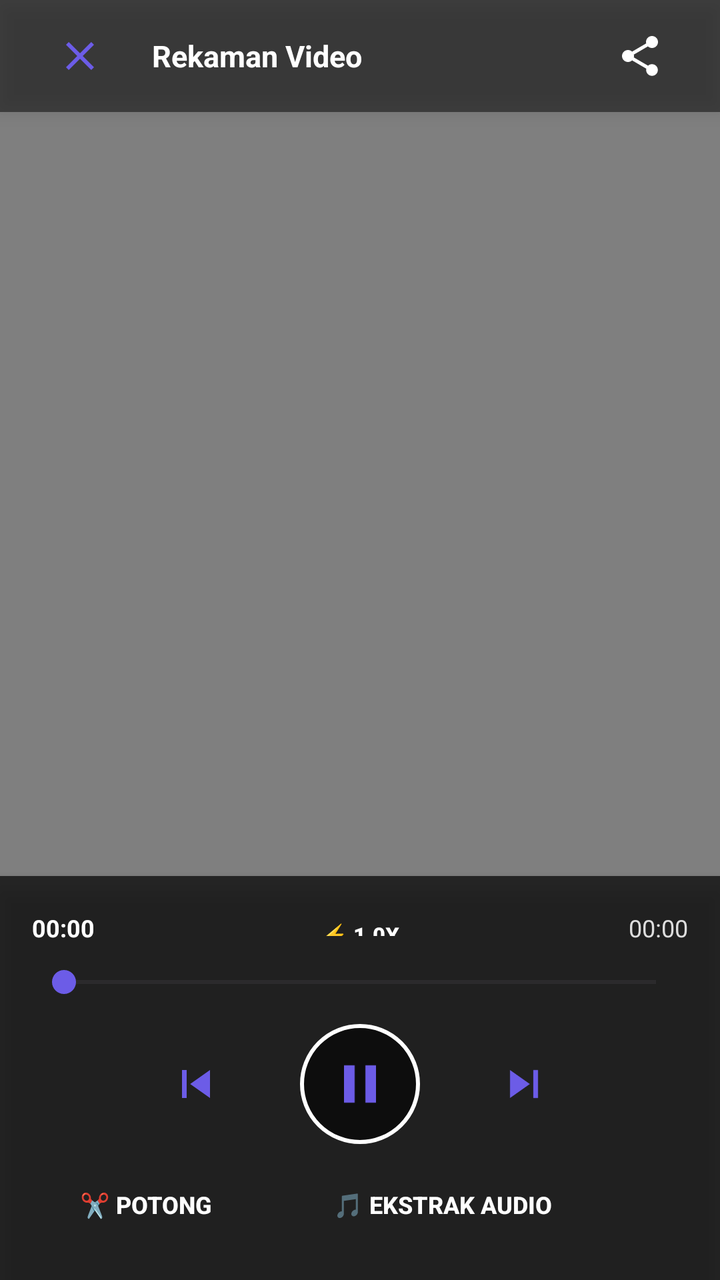
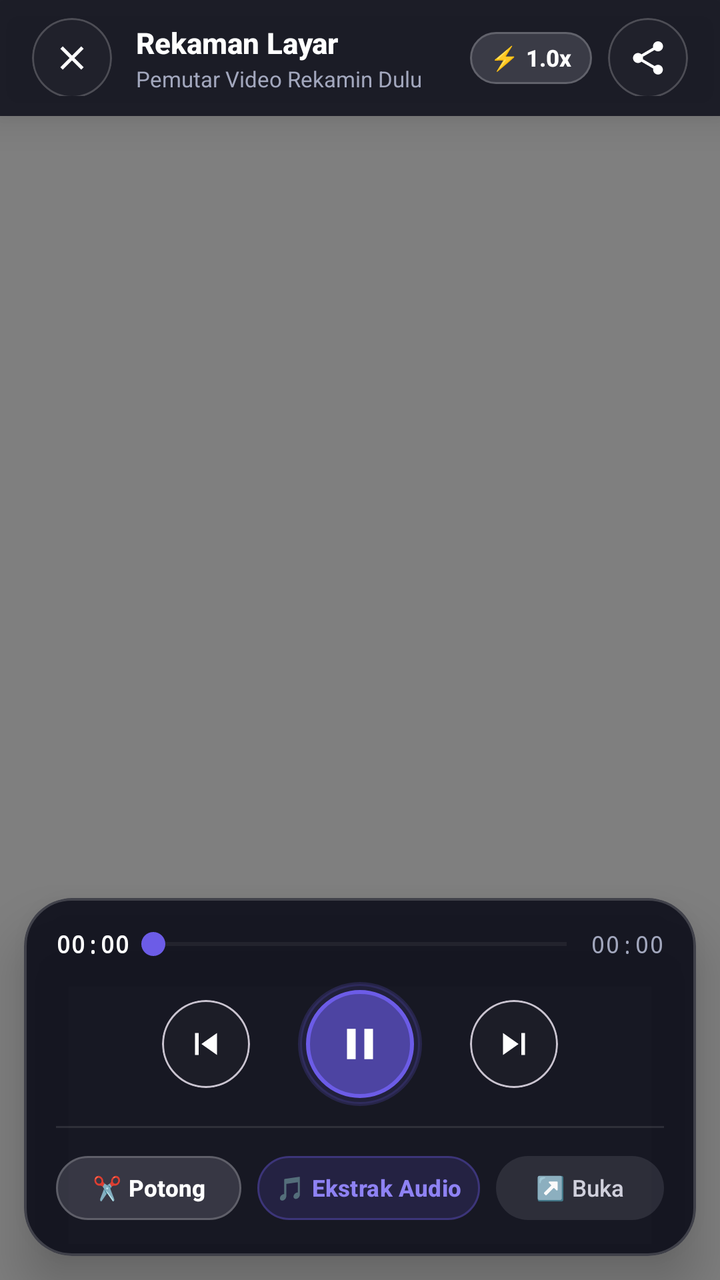

The first picture is an Android layout as it rendered before a commit; the second is the same layout after the commit. The layout source and the unified diff follow.
<!-- AndroidManifest.xml: application theme Theme.RekaminDulu -->
<!-- res/layout/player_screen.xml -->
<?xml version="1.0" encoding="utf-8"?>
<androidx.constraintlayout.widget.ConstraintLayout xmlns:android="http://schemas.android.com/apk/res/android"
    xmlns:app="http://schemas.android.com/apk/res-auto"
    android:layout_width="match_parent"
    android:layout_height="match_parent"
    android:background="#000000">

    
    <VideoView
        android:id="@+id/video_view"
        android:layout_width="match_parent"
        android:layout_height="match_parent"
        app:layout_constraintBottom_toBottomOf="parent"
        app:layout_constraintEnd_toEndOf="parent"
        app:layout_constraintStart_toStartOf="parent"
        app:layout_constraintTop_toTopOf="parent" />

    
    <RelativeLayout
        android:id="@+id/player_top_bar"
        android:layout_width="match_parent"
        android:layout_height="56dp"
        android:background="#80000000"
        android:elevation="6dp"
        android:paddingHorizontal="16dp"
        app:layout_constraintTop_toTopOf="parent">

        <ImageView
            android:id="@+id/btn_player_back"
            android:layout_width="48dp"
            android:layout_height="48dp"
            android:layout_alignParentStart="true"
            android:layout_centerVertical="true"
            android:background="?attr/selectableItemBackgroundBorderless"
            android:contentDescription="Kembali"
            android:padding="12dp"
            android:src="@drawable/ic_close" />

        <TextView
            android:id="@+id/player_video_title"
            android:layout_width="0dp"
            android:layout_height="wrap_content"
            android:layout_centerVertical="true"
            android:layout_marginHorizontal="12dp"
            android:layout_toStartOf="@id/btn_player_share"
            android:layout_toEndOf="@id/btn_player_back"
            android:ellipsize="middle"
            android:singleLine="true"
            android:text="Rekaman Video"
            android:textColor="#FFFFFF"
            android:textSize="15sp"
            android:textStyle="bold" />

        <ImageView
            android:id="@+id/btn_player_share"
            android:layout_width="48dp"
            android:layout_height="48dp"
            android:layout_alignParentEnd="true"
            android:layout_centerVertical="true"
            android:background="?attr/selectableItemBackgroundBorderless"
            android:contentDescription="Bagikan"
            android:padding="12dp"
            android:src="@drawable/ic_share" />
    </RelativeLayout>

    
    <LinearLayout
        android:id="@+id/player_bottom_panel"
        android:layout_width="match_parent"
        android:layout_height="wrap_content"
        android:background="#B3000000"
        android:elevation="6dp"
        android:orientation="vertical"
        android:paddingHorizontal="16dp"
        android:paddingTop="12dp"
        android:paddingBottom="20dp"
        app:layout_constraintBottom_toBottomOf="parent">

        
        <RelativeLayout
            android:layout_width="match_parent"
            android:layout_height="wrap_content"
            android:layout_marginBottom="4dp">

            <TextView
                android:id="@+id/current_time"
                android:layout_width="wrap_content"
                android:layout_height="wrap_content"
                android:layout_alignParentStart="true"
                android:layout_centerVertical="true"
                android:text="00:00"
                android:textColor="#FFFFFF"
                android:textSize="12sp"
                android:textStyle="bold" />

            <Button
                android:id="@+id/btn_playback_speed"
                style="?android:attr/borderlessButtonStyle"
                android:layout_width="wrap_content"
                android:layout_height="28dp"
                android:layout_centerInParent="true"
                android:paddingHorizontal="10dp"
                android:text="⚡ 1.0x"
                android:textColor="#FFFFFF"
                android:textSize="11sp"
                android:textStyle="bold" />

            <TextView
                android:id="@+id/total_time"
                android:layout_width="wrap_content"
                android:layout_height="wrap_content"
                android:layout_alignParentEnd="true"
                android:layout_centerVertical="true"
                android:text="00:00"
                android:textColor="#DDDDDD"
                android:textSize="12sp" />
        </RelativeLayout>

        
        <SeekBar
            android:id="@+id/seek_bar"
            android:layout_width="match_parent"
            android:layout_height="wrap_content"
            android:layout_marginBottom="12dp"
            android:max="100"
            android:progress="0"
            android:progressTint="@color/colorPrimary"
            android:thumbTint="@color/colorPrimary" />

        
        <LinearLayout
            android:layout_width="match_parent"
            android:layout_height="wrap_content"
            android:gravity="center"
            android:orientation="horizontal">

            <ImageView
                android:id="@+id/btn_rewind"
                android:layout_width="48dp"
                android:layout_height="48dp"
                android:background="?attr/selectableItemBackgroundBorderless"
                android:contentDescription="Mundur 10 detik"
                android:padding="10dp"
                android:src="@drawable/ic_previous" />

            <ImageView
                android:id="@+id/play_pause_btn"
                android:layout_width="60dp"
                android:layout_height="60dp"
                android:layout_marginHorizontal="28dp"
                android:background="@drawable/ic_play_circle_bg"
                android:contentDescription="Putar / Jeda"
                android:padding="14dp"
                android:src="@drawable/ic_pause" />

            <ImageView
                android:id="@+id/btn_forward"
                android:layout_width="48dp"
                android:layout_height="48dp"
                android:background="?attr/selectableItemBackgroundBorderless"
                android:contentDescription="Maju 10 detik"
                android:padding="10dp"
                android:src="@drawable/ic_next" />
        </LinearLayout>

        
        <LinearLayout
            android:layout_width="match_parent"
            android:layout_height="wrap_content"
            android:layout_marginTop="12dp"
            android:gravity="center"
            android:orientation="horizontal">

            <Button
                android:id="@+id/btn_player_trim_shortcut"
                style="?android:attr/borderlessButtonStyle"
                android:layout_width="wrap_content"
                android:layout_height="36dp"
                android:text="✂️ Potong"
                android:textColor="#FFFFFF"
                android:textSize="12sp"
                android:textStyle="bold" />

            <View
                android:layout_width="12dp"
                android:layout_height="1dp" />

            <Button
                android:id="@+id/btn_player_extract_audio"
                style="?android:attr/borderlessButtonStyle"
                android:layout_width="wrap_content"
                android:layout_height="36dp"
                android:text="🎵 Ekstrak Audio"
                android:textColor="#FFFFFF"
                android:textSize="12sp"
                android:textStyle="bold" />

            <View
                android:layout_width="12dp"
                android:layout_height="1dp" />

            <Button
                android:id="@+id/btn_player_open_external"
                style="?android:attr/borderlessButtonStyle"
                android:layout_width="wrap_content"
                android:layout_height="36dp"
                android:text="↗️ Eksternal"
                android:textColor="#FFFFFF"
                android:textSize="12sp" />
        </LinearLayout>
    </LinearLayout>

</androidx.constraintlayout.widget.ConstraintLayout>
<!-- resources referenced by this layout -->
<resources>
  <color name="colorPrimary">#6C5CE7</color>
  <!-- drawable ic_close (drawable) -->
  <vector xmlns:android="http://schemas.android.com/apk/res/android"
      android:width="24dp"
      android:height="24dp"
      android:viewportWidth="24"
      android:viewportHeight="24">
      <path
          android:fillColor="#FF3838"
          android:pathData="M19,6.41L17.59,5 12,10.59 6.41,5 5,6.41 10.59,12 5,17.59 6.41,19 12,13.41 17.59,19 19,17.59 13.41,12z"/>
  </vector>
  <!-- drawable ic_next (drawable) -->
  <vector xmlns:android="http://schemas.android.com/apk/res/android"
      android:width="24dp"
      android:height="24dp"
      android:viewportWidth="24"
      android:viewportHeight="24">
      <path
          android:fillColor="#6C5CE7"
          android:pathData="M10,6L8.59,7.41 13.17,12l-4.58,4.59L10,18l6,-6z"/>
  </vector>
  <!-- drawable ic_pause (drawable) -->
  <vector xmlns:android="http://schemas.android.com/apk/res/android"
      android:width="24dp"
      android:height="24dp"
      android:viewportWidth="24"
      android:viewportHeight="24">
      <path
          android:fillColor="#6C5CE7"
          android:pathData="M6,19h4V5H6v14zm8,-14v14h4V5h-4z"/>
  </vector>
  <!-- drawable ic_play_circle_bg (drawable) -->
  <?xml version="1.0" encoding="utf-8"?>
  <shape xmlns:android="http://schemas.android.com/apk/res/android"
      android:shape="oval">
      <solid android:color="#99000000" />
      <stroke
          android:width="2dp"
          android:color="#FFFFFF" />
  </shape>
  <!-- drawable ic_previous (drawable-mdpi) -->
  <vector xmlns:android="http://schemas.android.com/apk/res/android"
      android:width="24dp"
      android:height="24dp"
      android:viewportWidth="24"
      android:viewportHeight="24">
      <path
          android:fillColor="#6C5CE7"
          android:pathData="M6,6h2v12H6zm3.5,6l8.5,6V6z"/>
  </vector>
  <!-- drawable ic_share (drawable) -->
  <vector xmlns:android="http://schemas.android.com/apk/res/android"
      android:width="24dp"
      android:height="24dp"
      android:viewportWidth="24"
      android:viewportHeight="24">
    <path
        android:fillColor="#FFFFFFFF"
        android:pathData="M18,16.08c-0.76,0 -1.44,0.3 -1.96,0.77L8.91,12.7c0.05,-0.23 0.09,-0.46 0.09,-0.7s-0.04,-0.47 -0.09,-0.7l7.05,-4.11c0.54,0.5 1.25,0.81 2.04,0.81 1.66,0 3,-1.34 3,-3s-1.34,-3 -3,-3 -3,1.34 -3,3c0,0.24 0.04,0.47 0.09,0.7L8.04,9.81C7.5,9.31 6.79,9 6,9c-1.66,0 -3,1.34 -3,3s1.34,3 3,3c0.79,0 1.5,-0.31 2.04,-0.81l7.12,4.16c-0.05,0.21 -0.08,0.43 -0.08,0.65 0,1.61 1.31,2.92 2.92,2.92s2.92,-1.31 2.92,-2.92c0,-1.61 -1.31,-2.92 -2.92,-2.92z"/>
  </vector>
  <style name="Theme.RekaminDulu" parent="Theme.Material3.DayNight.NoActionBar">
          <item name="colorPrimary">@color/colorPrimary</item>
          <item name="colorOnPrimary">@color/colorOnPrimary</item>
          <item name="colorPrimaryContainer">@color/colorPrimaryContainer</item>
          <item name="colorOnPrimaryContainer">@color/colorOnPrimaryContainer</item>
          <item name="colorSurface">@color/colorSurface</item>
          <item name="colorOnSurface">@color/colorOnSurface</item>
          <item name="android:windowBackground">@color/colorBackground</item>
          <item name="android:statusBarColor">@color/colorBackground</item>
          <item name="android:windowLightStatusBar">true</item>
          <item name="android:navigationBarColor">@color/colorSurface</item>
      </style>
  <color name="colorOnPrimary">#FFFFFF</color>
  <color name="colorPrimaryContainer">#ECE8FD</color>
  <color name="colorOnPrimaryContainer">#4435B8</color>
  <color name="colorSurface">#FFFFFF</color>
  <color name="colorOnSurface">#1A1B25</color>
  <color name="colorBackground">#F6F7FB</color>
</resources>

<!-- the commit's change to res/layout/player_screen.xml (unified diff, before → after) -->
@@ -1,9 +1,11 @@
 <?xml version="1.0" encoding="utf-8"?>
 <androidx.constraintlayout.widget.ConstraintLayout xmlns:android="http://schemas.android.com/apk/res/android"
     xmlns:app="http://schemas.android.com/apk/res-auto"
+    xmlns:tools="http://schemas.android.com/tools"
+    android:id="@+id/player_root_layout"
     android:layout_width="match_parent"
     android:layout_height="match_parent"
-    android:background="#000000">
+    android:background="#0A0A12">
 
     
     <VideoView
@@ -19,195 +21,337 @@
     <RelativeLayout
         android:id="@+id/player_top_bar"
         android:layout_width="match_parent"
-        android:layout_height="56dp"
-        android:background="#80000000"
-        android:elevation="6dp"
+        android:layout_height="wrap_content"
+        android:background="#D90E0F1A"
+        android:elevation="12dp"
+        android:minHeight="56dp"
         android:paddingHorizontal="16dp"
+        android:paddingTop="8dp"
+        android:paddingBottom="10dp"
         app:layout_constraintTop_toTopOf="parent">
 
-        <ImageView
-            android:id="@+id/btn_player_back"
-            android:layout_width="48dp"
-            android:layout_height="48dp"
+        
+        <com.google.android.material.card.MaterialCardView
+            android:id="@+id/card_player_back"
+            android:layout_width="40dp"
+            android:layout_height="40dp"
             android:layout_alignParentStart="true"
             android:layout_centerVertical="true"
-            android:background="?attr/selectableItemBackgroundBorderless"
-            android:contentDescription="Kembali"
-            android:padding="12dp"
-            android:src="@drawable/ic_close" />
-
-        <TextView
-            android:id="@+id/player_video_title"
+            app:cardBackgroundColor="#26FFFFFF"
+            app:cardCornerRadius="20dp"
+            app:cardElevation="0dp"
+            app:strokeColor="#33FFFFFF"
+            app:strokeWidth="1dp">
+
+            <ImageView
+                android:id="@+id/btn_player_back"
+                android:layout_width="match_parent"
+                android:layout_height="match_parent"
+                android:background="?attr/selectableItemBackgroundBorderless"
+                android:clickable="true"
+                android:contentDescription="Tutup Pemutar"
+                android:focusable="true"
+                android:padding="10dp"
+                android:src="@drawable/ic_close"
+                app:tint="#FFFFFF" />
+        </com.google.android.material.card.MaterialCardView>
+
+        
+        <LinearLayout
             android:layout_width="0dp"
             android:layout_height="wrap_content"
             android:layout_centerVertical="true"
             android:layout_marginHorizontal="12dp"
-            android:layout_toStartOf="@id/btn_player_share"
-            android:layout_toEndOf="@id/btn_player_back"
-            android:ellipsize="middle"
-            android:singleLine="true"
-            android:text="Rekaman Video"
-            android:textColor="#FFFFFF"
-            android:textSize="15sp"
-            android:textStyle="bold" />
-
-        <ImageView
-            android:id="@+id/btn_player_share"
-            android:layout_width="48dp"
-            android:layout_height="48dp"
+            android:layout_toStartOf="@id/layout_player_top_actions"
+            android:layout_toEndOf="@id/card_player_back"
+            android:orientation="vertical">
+
+            <TextView
+                android:id="@+id/player_video_title"
+                android:layout_width="match_parent"
+                android:layout_height="wrap_content"
+                android:ellipsize="middle"
+                android:fontFamily="sans-serif-medium"
+                android:singleLine="true"
+                android:text="Rekaman Layar"
+                android:textColor="#FFFFFF"
+                android:textSize="14.5sp"
+                android:textStyle="bold" />
+
+            <TextView
+                android:id="@+id/player_video_subtitle"
+                android:layout_width="match_parent"
+                android:layout_height="wrap_content"
+                android:layout_marginTop="1dp"
+                android:ellipsize="end"
+                android:singleLine="true"
+                android:text="Pemutar Video Rekamin Dulu"
+                android:textColor="#A2A7BD"
+                android:textSize="11sp" />
+        </LinearLayout>
+
+        
+        <LinearLayout
+            android:id="@+id/layout_player_top_actions"
+            android:layout_width="wrap_content"
+            android:layout_height="wrap_content"
             android:layout_alignParentEnd="true"
             android:layout_centerVertical="true"
-            android:background="?attr/selectableItemBackgroundBorderless"
-            android:contentDescription="Bagikan"
-            android:padding="12dp"
-            android:src="@drawable/ic_share" />
+            android:gravity="center_vertical"
+            android:orientation="horizontal">
+
+            <com.google.android.material.button.MaterialButton
+                android:id="@+id/btn_playback_speed"
+                style="@style/Widget.Material3.Button.TonalButton"
+                android:layout_width="wrap_content"
+                android:layout_height="34dp"
+                android:layout_marginEnd="8dp"
+                android:minHeight="34dp"
+                android:minWidth="0dp"
+                android:paddingHorizontal="10dp"
+                android:paddingVertical="0dp"
+                android:text="⚡ 1.0x"
+                android:textColor="#FFFFFF"
+                android:textSize="11.5sp"
+                android:textStyle="bold"
+                app:backgroundTint="#26FFFFFF"
+                app:cornerRadius="17dp"
+                app:strokeColor="#33FFFFFF"
+                app:strokeWidth="1dp" />
+
+            <com.google.android.material.card.MaterialCardView
+                android:layout_width="40dp"
+                android:layout_height="40dp"
+                app:cardBackgroundColor="#26FFFFFF"
+                app:cardCornerRadius="20dp"
+                app:cardElevation="0dp"
+                app:strokeColor="#33FFFFFF"
+                app:strokeWidth="1dp">
+
+                <ImageView
+                    android:id="@+id/btn_player_share"
+                    android:layout_width="match_parent"
+                    android:layout_height="match_parent"
+                    android:background="?attr/selectableItemBackgroundBorderless"
+                    android:clickable="true"
+                    android:contentDescription="Bagikan Video"
+                    android:focusable="true"
+                    android:padding="10dp"
+                    android:src="@drawable/ic_share"
+                    app:tint="#FFFFFF" />
+            </com.google.android.material.card.MaterialCardView>
+        </LinearLayout>
     </RelativeLayout>
 
     
-    <LinearLayout
+    <com.google.android.material.card.MaterialCardView
         android:id="@+id/player_bottom_panel"
         android:layout_width="match_parent"
         android:layout_height="wrap_content"
-        android:background="#B3000000"
-        android:elevation="6dp"
-        android:orientation="vertical"
-        android:paddingHorizontal="16dp"
-        android:paddingTop="12dp"
-        android:paddingBottom="20dp"
-        app:layout_constraintBottom_toBottomOf="parent">
-
-        
-        <RelativeLayout
-            android:layout_width="match_parent"
-            android:layout_height="wrap_content"
-            android:layout_marginBottom="4dp">
-
-            <TextView
-                android:id="@+id/current_time"
-                android:layout_width="wrap_content"
-                android:layout_height="wrap_content"
-                android:layout_alignParentStart="true"
-                android:layout_centerVertical="true"
-                android:text="00:00"
-                android:textColor="#FFFFFF"
-                android:textSize="12sp"
-                android:textStyle="bold" />
-
-            <Button
-                android:id="@+id/btn_playback_speed"
-                style="?android:attr/borderlessButtonStyle"
-                android:layout_width="wrap_content"
-                android:layout_height="28dp"
-                android:layout_centerInParent="true"
-                android:paddingHorizontal="10dp"
-                android:text="⚡ 1.0x"
-                android:textColor="#FFFFFF"
-                android:textSize="11sp"
-                android:textStyle="bold" />
-
-            <TextView
-                android:id="@+id/total_time"
-                android:layout_width="wrap_content"
-                android:layout_height="wrap_content"
-                android:layout_alignParentEnd="true"
-                android:layout_centerVertical="true"
-                android:text="00:00"
-                android:textColor="#DDDDDD"
-                android:textSize="12sp" />
-        </RelativeLayout>
-
-        
-        <SeekBar
-            android:id="@+id/seek_bar"
-            android:layout_width="match_parent"
-            android:layout_height="wrap_content"
-            android:layout_marginBottom="12dp"
-            android:max="100"
-            android:progress="0"
-            android:progressTint="@color/colorPrimary"
-            android:thumbTint="@color/colorPrimary" />
-
-        
+        android:layout_marginHorizontal="12dp"
+        android:layout_marginBottom="12dp"
+        app:cardBackgroundColor="#E60D0E1A"
+        app:cardCornerRadius="24dp"
+        app:cardElevation="16dp"
+        app:strokeColor="#2EFFFFFF"
+        app:strokeWidth="1.2dp"
+        app:layout_constraintBottom_toBottomOf="parent"
+        app:layout_constraintEnd_toEndOf="parent"
+        app:layout_constraintStart_toStartOf="parent">
+
         <LinearLayout
             android:layout_width="match_parent"
             android:layout_height="wrap_content"
-            android:gravity="center"
-            android:orientation="horizontal">
-
-            <ImageView
-                android:id="@+id/btn_rewind"
-                android:layout_width="48dp"
-                android:layout_height="48dp"
-                android:background="?attr/selectableItemBackgroundBorderless"
-                android:contentDescription="Mundur 10 detik"
-                android:padding="10dp"
-                android:src="@drawable/ic_previous" />
-
-            <ImageView
-                android:id="@+id/play_pause_btn"
-                android:layout_width="60dp"
-                android:layout_height="60dp"
-                android:layout_marginHorizontal="28dp"
-                android:background="@drawable/ic_play_circle_bg"
-                android:contentDescription="Putar / Jeda"
-                android:padding="14dp"
-                android:src="@drawable/ic_pause" />
-
-            <ImageView
-                android:id="@+id/btn_forward"
-                android:layout_width="48dp"
-                android:layout_height="48dp"
-                android:background="?attr/selectableItemBackgroundBorderless"
-                android:contentDescription="Maju 10 detik"
-                android:padding="10dp"
-                android:src="@drawable/ic_next" />
+            android:orientation="vertical"
+            android:paddingHorizontal="16dp"
+            android:paddingTop="14dp"
+            android:paddingBottom="14dp">
+
+            
+            <LinearLayout
+                android:layout_width="match_parent"
+                android:layout_height="wrap_content"
+                android:gravity="center_vertical"
+                android:orientation="horizontal">
+
+                <TextView
+                    android:id="@+id/current_time"
+                    android:layout_width="wrap_content"
+                    android:layout_height="wrap_content"
+                    android:fontFamily="monospace"
+                    android:text="00:00"
+                    android:textColor="#FFFFFF"
+                    android:textSize="12sp"
+                    android:textStyle="bold" />
+
+                
+                <SeekBar
+                    android:id="@+id/seek_bar"
+                    android:layout_width="0dp"
+                    android:layout_height="wrap_content"
+                    android:layout_weight="1"
+                    android:max="100"
+                    android:paddingHorizontal="12dp"
+                    android:progress="0"
+                    android:progressTint="@color/colorPrimary"
+                    android:thumbTint="@color/colorPrimary" />
+
+                <TextView
+                    android:id="@+id/total_time"
+                    android:layout_width="wrap_content"
+                    android:layout_height="wrap_content"
+                    android:fontFamily="monospace"
+                    android:text="00:00"
+                    android:textColor="#A2A7BD"
+                    android:textSize="12sp" />
+            </LinearLayout>
+
+            
+            <LinearLayout
+                android:layout_width="match_parent"
+                android:layout_height="wrap_content"
+                android:layout_marginTop="10dp"
+                android:gravity="center"
+                android:orientation="horizontal">
+
+                
+                <com.google.android.material.card.MaterialCardView
+                    android:layout_width="44dp"
+                    android:layout_height="44dp"
+                    app:cardBackgroundColor="#22FFFFFF"
+                    app:cardCornerRadius="22dp"
+                    app:cardElevation="0dp">
+
+                    <ImageView
+                        android:id="@+id/btn_rewind"
+                        android:layout_width="match_parent"
+                        android:layout_height="match_parent"
+                        android:background="?attr/selectableItemBackgroundBorderless"
+                        android:clickable="true"
+                        android:contentDescription="Mundur 10 detik"
+                        android:focusable="true"
+                        android:padding="11dp"
+                        android:src="@drawable/ic_previous"
+                        app:tint="#FFFFFF" />
+                </com.google.android.material.card.MaterialCardView>
+
+                
+                <FrameLayout
+                    android:layout_width="62dp"
+                    android:layout_height="62dp"
+                    android:layout_marginHorizontal="24dp"
+                    android:background="@drawable/ic_play_circle_bg"
+                    android:backgroundTint="#336C5CE7">
+
+                    <ImageView
+                        android:id="@+id/play_pause_btn"
+                        android:layout_width="54dp"
+                        android:layout_height="54dp"
+                        android:layout_gravity="center"
+                        android:background="@drawable/ic_play_circle_bg"
+                        android:backgroundTint="@color/colorPrimary"
+                        android:clickable="true"
+                        android:contentDescription="Putar atau Jeda Video"
+                        android:focusable="true"
+                        android:padding="14dp"
+                        android:src="@drawable/ic_pause"
+                        app:tint="#FFFFFF" />
+                </FrameLayout>
+
+                
+                <com.google.android.material.card.MaterialCardView
+                    android:layout_width="44dp"
+                    android:layout_height="44dp"
+                    app:cardBackgroundColor="#22FFFFFF"
+                    app:cardCornerRadius="22dp"
+                    app:cardElevation="0dp">
+
+                    <ImageView
+                        android:id="@+id/btn_forward"
+                        android:layout_width="match_parent"
+                        android:layout_height="match_parent"
+                        android:background="?attr/selectableItemBackgroundBorderless"
+                        android:clickable="true"
+                        android:contentDescription="Maju 10 detik"
+                        android:focusable="true"
+                        android:padding="11dp"
+                        android:src="@drawable/ic_next"
+                        app:tint="#FFFFFF" />
+                </com.google.android.material.card.MaterialCardView>
+            </LinearLayout>
+
+            
+            <View
+                android:layout_width="match_parent"
+                android:layout_height="1dp"
+                android:layout_marginVertical="10dp"
+                android:background="#1AFFFFFF" />
+
+            
+            <LinearLayout
+                android:layout_width="match_parent"
+                android:layout_height="wrap_content"
+                android:gravity="center"
+                android:orientation="horizontal">
+
+                
+                <com.google.android.material.button.MaterialButton
+                    android:id="@+id/btn_player_trim_shortcut"
+                    style="@style/Widget.Material3.Button.TonalButton"
+                    android:layout_width="0dp"
+                    android:layout_height="40dp"
+                    android:layout_marginEnd="4dp"
+                    android:layout_weight="1"
+                    android:minHeight="40dp"
+                    android:paddingHorizontal="6dp"
+                    android:paddingVertical="0dp"
+                    android:text="✂️ Potong"
+                    android:textColor="#FFFFFF"
+                    android:textSize="11.5sp"
+                    android:textStyle="bold"
+                    app:backgroundTint="#26FFFFFF"
+                    app:cornerRadius="20dp"
+                    app:strokeColor="#33FFFFFF"
+                    app:strokeWidth="1dp" />
+
+                
+                <com.google.android.material.button.MaterialButton
+                    android:id="@+id/btn_player_extract_audio"
+                    style="@style/Widget.Material3.Button.TonalButton"
+                    android:layout_width="0dp"
+                    android:layout_height="40dp"
+                    android:layout_marginHorizontal="4dp"
+                    android:layout_weight="1.2"
+                    android:minHeight="40dp"
+                    android:paddingHorizontal="6dp"
+                    android:paddingVertical="0dp"
+                    android:text="🎵 Ekstrak Audio"
+                    android:textColor="@color/colorPrimaryLight"
+                    android:textSize="11.5sp"
+                    android:textStyle="bold"
+                    app:backgroundTint="#286C5CE7"
+                    app:cornerRadius="20dp"
+                    app:strokeColor="#556C5CE7"
+                    app:strokeWidth="1dp" />
+
+                
+                <com.google.android.material.button.MaterialButton
+                    android:id="@+id/btn_player_open_external"
+                    style="@style/Widget.Material3.Button.TonalButton"
+                    android:layout_width="0dp"
+                    android:layout_height="40dp"
+                    android:layout_marginStart="4dp"
+                    android:layout_weight="0.9"
+                    android:minHeight="40dp"
+                    android:paddingHorizontal="6dp"
+                    android:paddingVertical="0dp"
+                    android:text="↗️ Buka"
+                    android:textColor="#D0D0DC"
+                    android:textSize="11.5sp"
+                    app:backgroundTint="#1AFFFFFF"
+                    app:cornerRadius="20dp" />
+            </LinearLayout>
         </LinearLayout>
-
-        
-        <LinearLayout
-            android:layout_width="match_parent"
-            android:layout_height="wrap_content"
-            android:layout_marginTop="12dp"
-            android:gravity="center"
-            android:orientation="horizontal">
-
-            <Button
-                android:id="@+id/btn_player_trim_shortcut"
-                style="?android:attr/borderlessButtonStyle"
-                android:layout_width="wrap_content"
-                android:layout_height="36dp"
-                android:text="✂️ Potong"
-                android:textColor="#FFFFFF"
-                android:textSize="12sp"
-                android:textStyle="bold" />
-
-            <View
-                android:layout_width="12dp"
-                android:layout_height="1dp" />
-
-            <Button
-                android:id="@+id/btn_player_extract_audio"
-                style="?android:attr/borderlessButtonStyle"
-                android:layout_width="wrap_content"
-                android:layout_height="36dp"
-                android:text="🎵 Ekstrak Audio"
-                android:textColor="#FFFFFF"
-                android:textSize="12sp"
-                android:textStyle="bold" />
-
-            <View
-                android:layout_width="12dp"
-                android:layout_height="1dp" />
-
-            <Button
-                android:id="@+id/btn_player_open_external"
-                style="?android:attr/borderlessButtonStyle"
-                android:layout_width="wrap_content"
-                android:layout_height="36dp"
-                android:text="↗️ Eksternal"
-                android:textColor="#FFFFFF"
-                android:textSize="12sp" />
-        </LinearLayout>
-    </LinearLayout>
+    </com.google.android.material.card.MaterialCardView>
 
 </androidx.constraintlayout.widget.ConstraintLayout>
<!-- resource entries referenced after the edit -->
@@ -1,6 +1,7 @@
 <!-- resources referenced by this layout -->
 <resources>
   <color name="colorPrimary">#6C5CE7</color>
+  <color name="colorPrimaryLight">#8E82F3</color>
   <!-- drawable ic_close (drawable) -->
   <vector xmlns:android="http://schemas.android.com/apk/res/android"
       android:width="24dp"
